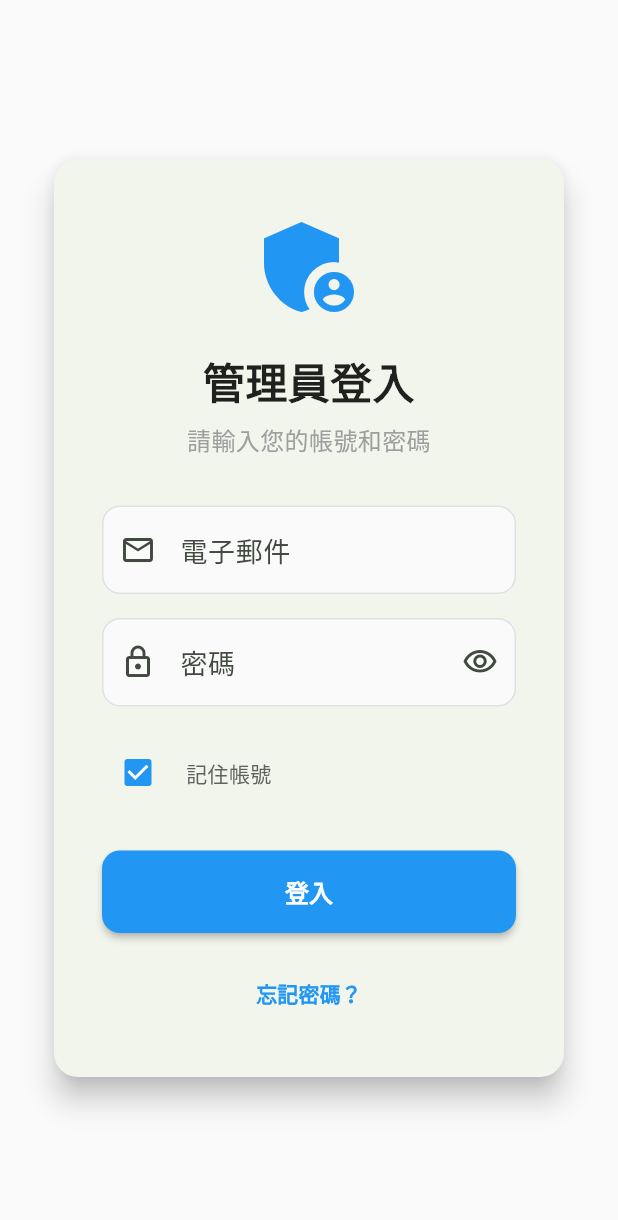
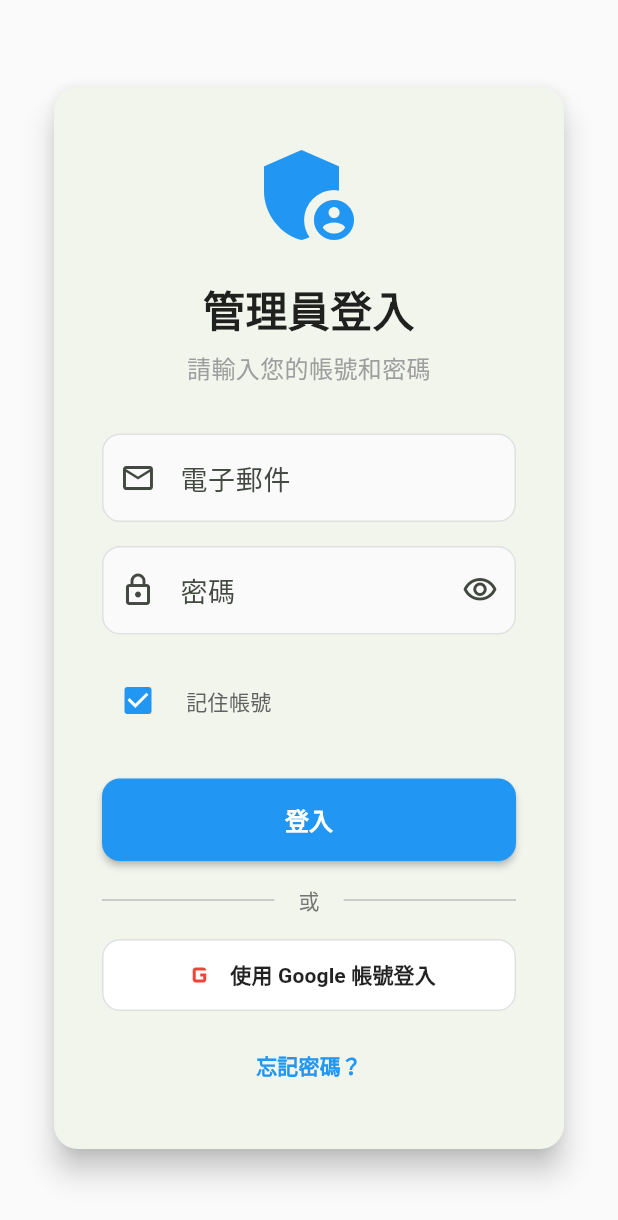
Before and after one commit to kt71020/MD3-Admin, a Flutter app: the screen it shows after launch, on a phone screen of 412 x 824 dp. Shown: the top 1220 px of the screen. Run offline on Flutter 3.47's test engine with Material 3 defaults, Android fonts, the phone set to English and light mode, and no system bars; our stand-ins replace firebase_auth, firebase_core, flutter_dotenv, flutter_screenutil, get, google_sign_in and 3 more; accounts and stored records are empty.

Commit message:
整合 Google 和 Apple 登入功能，更新 AuthService 以支援第三方登入，並在 LoginView 中新增相應的登入按鈕。更新 pubspec.yaml 和 pubspec.lock 檔案以包含必要的依賴，並新增 Web 第三方登入設定指南，改善應用程式的用戶體驗與功能完整性。

```diff
--- a/lib/app/modules/login/views/login_view.dart
+++ b/lib/app/modules/login/views/login_view.dart
@@ -1,3 +1,4 @@
+import 'package:flutter/foundation.dart';
 import 'package:flutter/material.dart';
 import 'package:get/get.dart';
 import '../controllers/login_controller.dart';
@@ -186,6 +187,100 @@ class LoginView extends GetView<LoginController> {
                     ),
                     const SizedBox(height: 16),
 
+                    // Divider with "OR" text
+                    Row(
+                      children: [
+                        Expanded(child: Divider(color: Colors.grey[400])),
+                        Padding(
+                          padding: const EdgeInsets.symmetric(horizontal: 16),
+                          child: Text(
+                            '或',
+                            style: TextStyle(
+                              color: Colors.grey[600],
+                              fontSize: 14,
+                            ),
+                          ),
+                        ),
+                        Expanded(child: Divider(color: Colors.grey[400])),
+                      ],
+                    ),
+                    const SizedBox(height: 16),
+
+                    // Google Sign In Button
+                    Obx(
+                      () => SizedBox(
+                        width: double.infinity,
+                        child: OutlinedButton.icon(
+                          onPressed:
+                              controller.isLoading.value
+                                  ? null
+                                  : controller.signInWithGoogle,
+                          icon: const Icon(
+                            Icons
+                                .g_mobiledata, // Temporary icon, ideally use Google's actual icon
+                            color: Colors.red,
+                            size: 24,
+                          ),
+                          label: const Text(
+                            '使用 Google 帳號登入',
+                            style: TextStyle(
+                              fontSize: 14,
+                              color: Colors.black87,
+                            ),
+                          ),
+                          style: OutlinedButton.styleFrom(
+                            padding: const EdgeInsets.symmetric(vertical: 12),
+                            side: BorderSide(color: Colors.grey[300]!),
+                            shape: RoundedRectangleBorder(
+                              borderRadius: BorderRadius.circular(12),
+                            ),
+                            backgroundColor: Colors.white,
+                          ),
+                        ),
+                      ),
+                    ),
+                    const SizedBox(height: 12),
+
+                    // Apple Sign In Button (show on Web, iOS and macOS)
+                    if (Theme.of(context).platform == TargetPlatform.iOS ||
+                        Theme.of(context).platform == TargetPlatform.macOS ||
+                        kIsWeb)
+                      Obx(
+                        () => SizedBox(
+                          width: double.infinity,
+                          child: OutlinedButton.icon(
+                            onPressed:
+                                controller.isLoading.value
+                                    ? null
+                                    : controller.signInWithApple,
+                            icon: const Icon(
+                              Icons.apple,
+                              color: Colors.black,
+                              size: 24,
+                            ),
+                            label: const Text(
+                              '使用 Apple ID 登入',
+                              style: TextStyle(
+                                fontSize: 14,
+                                color: Colors.black87,
+                              ),
+                            ),
+                            style: OutlinedButton.styleFrom(
+                              padding: const EdgeInsets.symmetric(vertical: 12),
+                              side: BorderSide(color: Colors.grey[300]!),
+                              shape: RoundedRectangleBorder(
+                                borderRadius: BorderRadius.circular(12),
+                              ),
+                              backgroundColor: Colors.white,
+                            ),
+                          ),
+                        ),
+                      ),
+                    if (Theme.of(context).platform == TargetPlatform.iOS ||
+                        Theme.of(context).platform == TargetPlatform.macOS ||
+                        kIsWeb)
+                      const SizedBox(height: 16),
+
                     // Additional links or info
                     TextButton(
                       onPressed: () {
--- a/pubspec.yaml
+++ b/pubspec.yaml
@@ -40,6 +40,9 @@ dependencies:
   firebase_messaging: ^15.1.3
   firebase_core: ^3.15.2
   firebase_auth: ^5.7.0
+  google_sign_in: ^6.2.1
+  sign_in_with_apple: ^6.1.1
+  crypto: ^3.0.5
 
   # 響應式設計必備套件
   responsive_builder: ^0.7.1
```
Also changed, not shown: lib/app/services/auth_service.dart (+89 -0 lines), pubspec.lock, 3 other files.
